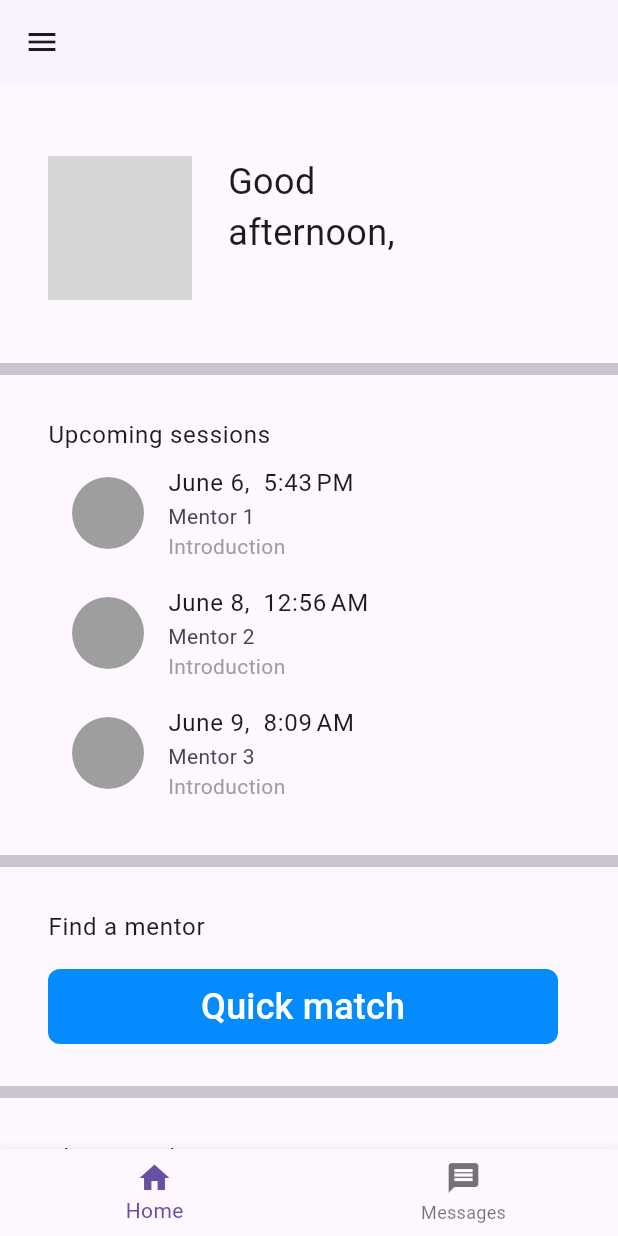
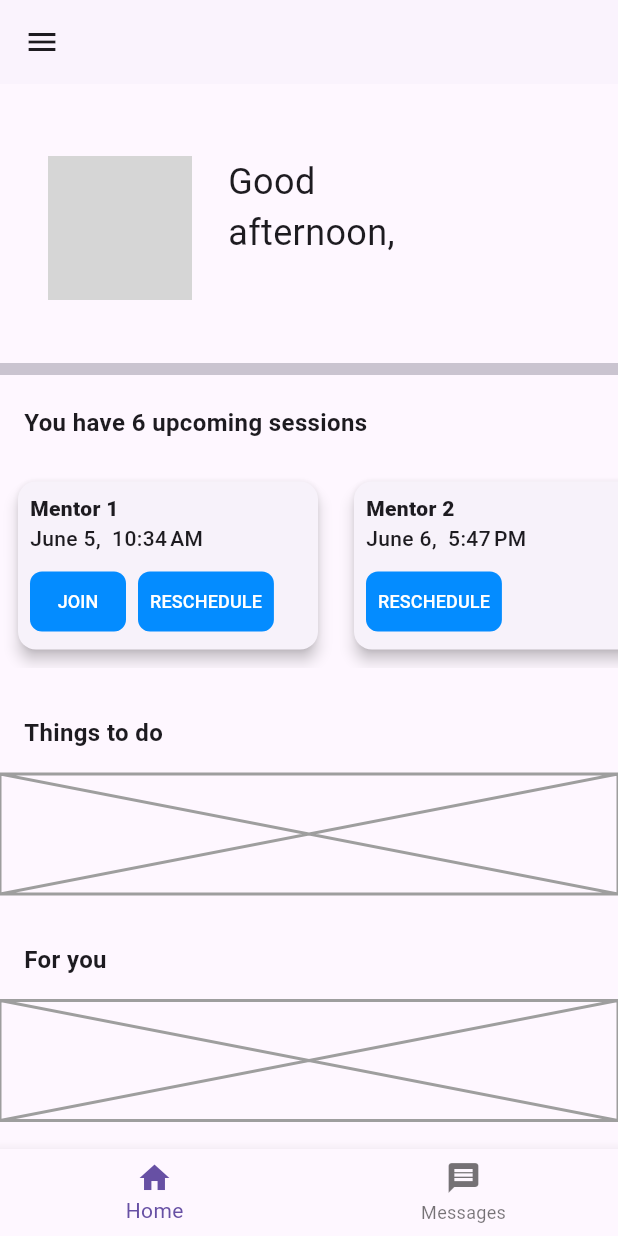
Before and after one commit to micromentor-team/mentoring-flutter-app, a Flutter app: the TabsScreen screen opened directly, on a phone screen of 412 x 824 dp. Run offline on Flutter 3.47's test engine with Material 2 defaults, Android fonts, the phone set to English and light mode, and no system bars; our stand-ins replace badges, emoji_picker_flutter, expandable, flutter_dotenv, flutter_linkify, flutter_rating_bar and 6 more; missing offline and left inert: mocktail; accounts and stored records are empty; network calls fail; grey boxes are pictures that could not be loaded.

Commit message:
Revise Upcoming section to match newer design
The section tiles have been joined to create a single flat surface. The upcoming session cards are now scrolled horizontally and contain buttons to reschedule or join (only if 5 minutes or less away from start time).

```diff
--- a/lib/widgets/atoms/large_rectangle_button.dart
+++ b/lib/widgets/atoms/rectangle_button.dart
@@ -2,14 +2,18 @@ import 'package:flutter/material.dart';
 
 import 'package:mm_flutter_app/themes/palette.dart';
 
-class LargeRectangleButton extends StatelessWidget {
+class RectangleButton extends StatelessWidget {
   final void Function() onPressed;
   final String text;
+  final double? fontSize;
+  final EdgeInsetsGeometry? padding;
 
-  const LargeRectangleButton({
+  const RectangleButton({
     Key? key,
     required this.onPressed,
-    required this.text
+    required this.text,
+    this.fontSize,
+    this.padding,
   }) : super(key: key);
 
   @override
@@ -18,6 +22,7 @@ class LargeRectangleButton extends StatelessWidget {
       onPressed: onPressed,
       style: TextButton.styleFrom(
         backgroundColor: Palette.kLogoColor,
+        padding: padding,
         shape: const RoundedRectangleBorder(
           borderRadius: BorderRadius.all(Radius.circular(8.0)),
         ),
@@ -26,8 +31,8 @@ class LargeRectangleButton extends StatelessWidget {
         text,
         maxLines: 1,
         overflow: TextOverflow.fade,
-        style: const TextStyle(
-          fontSize: 24.0,
+        style: TextStyle(
+          fontSize: fontSize?? 24.0,
           color: Colors.white,
         ),
       ),
--- a/lib/widgets/atoms/section_tile.dart
+++ b/lib/widgets/atoms/section_tile.dart
@@ -1,19 +1,37 @@
 import 'package:flutter/material.dart';
 
 class SectionTile extends StatelessWidget {
-  final String? title;
-  final Widget? child;
+  final String title;
+  final Widget child;
 
-  const SectionTile({Key? key, this.title, this.child}): super(key: key);
+  const SectionTile({
+    Key? key,
+    required this.title,
+    required this.child,
+  }): super(key: key);
 
   @override
   Widget build(BuildContext context) {
-    return Padding(
-      padding: const EdgeInsets.all(16.0),
-      child: ListTile(
-        title: title != null ? Text(title!) : null,
-        subtitle: child,
-      ),
+    return Column(
+      crossAxisAlignment: CrossAxisAlignment.start,
+      children: [
+        Padding(
+          padding: const EdgeInsets.all(16.0),
+          child: Text(
+            title,
+            style: const TextStyle(
+              fontWeight: FontWeight.bold,
+              fontSize: 16.0
+            ),
+          ),
+        ),
+        Padding(
+          padding: const EdgeInsets.fromLTRB(0, 0, 0, 16.0),
+          child: Center(
+              child: child,
+          ),
+        ),
+      ],
     );
   }
 }
--- a/lib/widgets/molecules/find_mentor_section.dart
+++ /dev/null
@@ -1,23 +0,0 @@
-import 'package:flutter/material.dart';
-
-import 'package:mm_flutter_app/widgets/atoms/section_tile.dart';
-import 'package:mm_flutter_app/widgets/atoms/large_rectangle_button.dart';
-
-class FindMentorSection extends StatelessWidget {
-  const FindMentorSection({Key? key}) : super(key: key);
-
-  void _quickMatchPressed() {
-    //TODO(m-rosario): Implement Quick Match functionality.
-  }
-
-  @override
-  Widget build(BuildContext context) {
-    return SectionTile(
-      title: 'Find a mentor',
-      child: Padding(
-        padding: const EdgeInsets.fromLTRB(0, 16, 0, 0),
-        child: LargeRectangleButton(onPressed: _quickMatchPressed, text: "Quick match"),
-      ),
-    );
-  }
-}
--- a/lib/widgets/molecules/upcoming_section.dart
+++ b/lib/widgets/molecules/upcoming_section.dart
@@ -4,7 +4,7 @@ import 'package:mm_flutter_app/widgets/atoms/section_tile.dart';
 import 'package:mm_flutter_app/widgets/molecules/upcoming_session_tile.dart';
 
 class UpcomingSection extends StatefulWidget {
-  static const  maxSessionsDisplayed = 3;
+  static const  maxDaysDisplayed = 7;
   const UpcomingSection({Key? key}) : super(key: key);
 
   @override
@@ -12,6 +12,7 @@ class UpcomingSection extends StatefulWidget {
 }
 
 class _UpcomingSectionState extends State<UpcomingSection> {
+  List<Widget> _upcomingSessionTiles = [];
 
   List<UpcomingSessionTile> _createUpcomingSessionTiles() {
     List<UpcomingSessionTile> sessionTiles = [];
@@ -20,18 +21,18 @@ class _UpcomingSectionState extends State<UpcomingSection> {
       return sessionTiles;
     }
 
+    // Only show sessions within the given number calendar days.
     for(int i = 0; i < sessions.length; i++) {
-      if(i == UpcomingSection.maxSessionsDisplayed){
-        break;
+      if(sessions[i].dateTime.isBefore(
+          DateTime.now().add(
+              const Duration(days:UpcomingSection.maxDaysDisplayed)))){
+        sessionTiles.add(
+          UpcomingSessionTile(
+            dateTime: sessions[i].dateTime,
+            mentorName: sessions[i].mentorName,
+          ),
+        );
       }
-      sessionTiles.add(
-        UpcomingSessionTile(
-            dateTime: sessions[i].dateTime,
-            mentorAvatarUrl: sessions[i].mentorAvatarUrl,
-            mentorName: sessions[i].mentorName,
-            sessionName: sessions[i].sessionName,
-        ),
-      );
     }
     return sessionTiles;
   }
@@ -39,13 +40,11 @@ class _UpcomingSectionState extends State<UpcomingSection> {
   List<_UpcomingSession> _getUpcomingSessions() {
     List<_UpcomingSession> upcomingSessions = [];
     // TODO(m-rosario): Fetch sessions from backend instead of using mock data.
-    for(int i = 1; i <= 10; i++){
+    for(int i = 0; i < 20; i++){
       upcomingSessions.add(
           _UpcomingSession(
-            mentorAvatarUrl: null,
-            mentorName: 'Mentor $i',
-            dateTime: DateTime.now().add(Duration(days: i, hours: i*7, minutes: i*13)),
-            sessionName: 'Introduction',
+            mentorName: 'Mentor ${i+1}',
+            dateTime: DateTime.now().add(Duration(days: i, hours: i*7, minutes: i*13+4)),
           ),
       );
     }
@@ -56,25 +55,25 @@ class _UpcomingSectionState extends State<UpcomingSection> {
 
   @override
   Widget build(BuildContext context) {
+    _upcomingSessionTiles = _createUpcomingSessionTiles();
     return SectionTile(
-      title: 'Upcoming sessions',
-      child: Column(
-        children: _createUpcomingSessionTiles(),
+      title: 'You have ${_upcomingSessionTiles.length} upcoming sessions',
+      child: SingleChildScrollView(
+        scrollDirection: Axis.horizontal,
+        child: Row(
+          children: _upcomingSessionTiles,
+        ),
       ),
     );
   }
 }
 
 class _UpcomingSession {
-  final String? mentorAvatarUrl;
   final String mentorName;
   final DateTime dateTime;
-  final String sessionName;
 
   const _UpcomingSession({
-    this.mentorAvatarUrl,
     required this.mentorName,
     required this.dateTime,
-    required this.sessionName,
   });
 }
--- a/lib/widgets/molecules/upcoming_session_tile.dart
+++ b/lib/widgets/molecules/upcoming_session_tile.dart
@@ -1,46 +1,84 @@
 import 'package:flutter/material.dart';
 import 'package:intl/intl.dart';
 
-import 'package:mm_flutter_app/widgets/atoms/item_tile.dart';
+import 'package:mm_flutter_app/widgets/atoms/rectangle_button.dart';
 
 class UpcomingSessionTile extends StatelessWidget {
+  static const Duration joinMinimumTime = Duration(minutes: 5);
   final DateTime dateTime;
-  final String? mentorAvatarUrl;
   final String mentorName;
-  final String sessionName;
 
   const UpcomingSessionTile({
     Key? key,
     required this.dateTime,
-    this.mentorAvatarUrl,
     required this.mentorName,
-    required this.sessionName,
   }) : super(key: key);
+
+  List<Widget> _createSessionButtons() {
+    List<Widget> buttons = [];
+    // Add JOIN button only if session is coming up soon.
+    if(DateTime.now().isAfter(dateTime.subtract(joinMinimumTime))){
+      buttons.add(
+          Padding(
+            padding: const EdgeInsets.fromLTRB(0, 0, 8.0, 0),
+            child: RectangleButton(
+              onPressed: () => {},
+              text: "JOIN",
+              fontSize: 12.0,
+              padding: const EdgeInsets.all(8.0),
+            ),
+          )
+      );
+    }
+    buttons.add(
+        RectangleButton(
+          onPressed: () => {},
+          text: "RESCHEDULE",
+          fontSize: 12.0,
+          padding: const EdgeInsets.all(8.0),
+        )
+    );
+    return buttons;
+  }
 
   @override
   Widget build(BuildContext context) {
     // TODO(m-rosario): Support different date formats according to locale.
     DateFormat dateFormat = DateFormat('MMMM d, ').add_jm();
-    return ItemTile(
-      title: dateFormat.format(dateTime),
-      imageUrl: mentorAvatarUrl,
-      content: SizedBox(
+    return Padding(
+      padding: const EdgeInsets.all(8.0),
+      child: Card(
+        elevation: 4.0,
+        child: Padding(
+          padding: const EdgeInsets.all(8.0),
+          child: SizedBox(
+            width: 184,
+            height: 96,
             child: Column(
               crossAxisAlignment: CrossAxisAlignment.start,
               children: [
                 Text(
                   mentorName,
-                maxLines: 1,
-                overflow: TextOverflow.ellipsis,
+                  style: const TextStyle(
+                    fontWeight: FontWeight.w900,
+                    fontSize: 14.0,
+                  ),
                 ),
                 Text(
-                sessionName,
-                maxLines: 1,
-                overflow: TextOverflow.ellipsis,
-                style: const TextStyle(color: Colors.grey),
+                  dateFormat.format(dateTime),
+                  style: const TextStyle(
+                    fontWeight: FontWeight.w500,
+                    fontSize: 14.0,
                   ),
+                ),
+                const SizedBox(width: 0, height: 8.0,),
+                Row(
+                  children: _createSessionButtons(),
+                )
               ],
-        )
+            ),
+          ),
+        ),
       ),
     );
   }
--- a/lib/widgets/screens/dashboard/dashboard.dart
+++ b/lib/widgets/screens/dashboard/dashboard.dart
@@ -5,7 +5,6 @@ import 'package:mm_flutter_app/data/models/user/user.dart';
 import 'package:mm_flutter_app/data/models/user/user_provider.dart';
 import 'package:mm_flutter_app/widgets/atoms/profile_header.dart';
 import 'package:mm_flutter_app/widgets/atoms/section_tile.dart';
-import 'package:mm_flutter_app/widgets/molecules/find_mentor_section.dart';
 import 'package:mm_flutter_app/widgets/molecules/upcoming_section.dart';
 
 class DashboardScreen extends StatefulWidget {
@@ -47,9 +46,6 @@ class _DashboardScreenState extends State<DashboardScreen> {
                 children: const [
                   Divider(thickness: 8.0),
                   UpcomingSection(),
-                  Divider(thickness: 8.0),
-                  FindMentorSection(),
-                  Divider(thickness: 8.0),
                   SectionTile(
                     title: 'Things to do',
                     child: SizedBox(
@@ -58,7 +54,6 @@ class _DashboardScreenState extends State<DashboardScreen> {
                       child: Placeholder(color: Colors.grey),
                     ),
                   ),
-                  Divider(thickness: 8.0),
                   SectionTile(
                     title: 'For you',
                     child: SizedBox(
```
Lines whose indentation alone changed are shown as unchanged.
